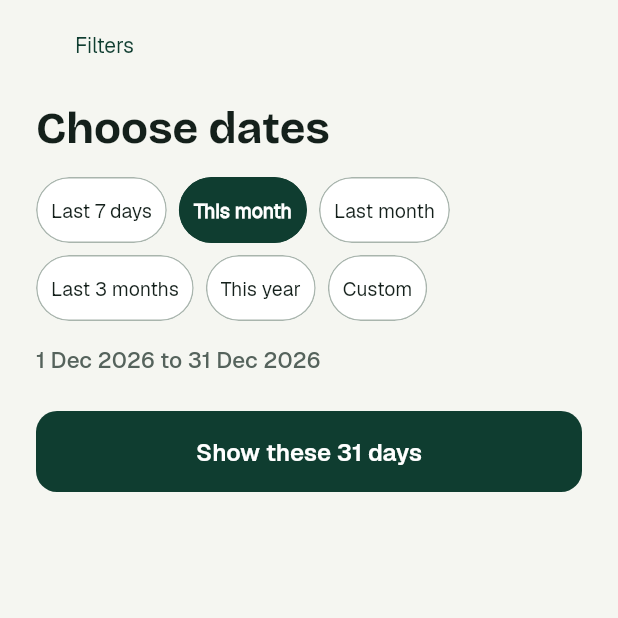
After one commit to AshabaJasper/akatabo, a Flutter app: the ChooseDatesScreen screen opened by its route, on a phone screen of 412 x 824 dp, the top half of it. The commit adds this screen. Run offline on Flutter 3.47's test engine with Material 3 defaults, Android fonts, the phone set to English and light mode, and no system bars; our stand-ins replace clock, drift, drift_flutter, flutter_riverpod, go_router, material_ui and 1 more; missing offline and left inert: path_parsing; accounts and stored records are empty; generated files the repository leaves out were written again.

Commit message:
Phase 5 (fourth pass): Choose dates
Adds Choose dates at /filters/dates: six presets, a custom range on a
month grid, and a button that names the length. Only the choice is held
in memory; a preset's dates are worked out when read, so they follow
today and the month-start setting.

Review fixes: a tap on a longer range now starts a new range, so the
start can move later (the drawn rule could not); saving a setting no
longer resets the choice. One low-score finding is filed in
docs/BUGS.md.

```diff
--- a/app/lib/app/router.dart
+++ b/app/lib/app/router.dart
@@ -8,6 +8,7 @@ import '../features/calendar/calendar_screen.dart';
 import '../features/categories/categories_screen.dart';
 import '../features/categories/category_detail_screen.dart';
 import '../features/fees/fees_screen.dart';
+import '../features/filters/choose_dates_screen.dart';
 import '../features/forecast/forecast_screen.dart';
 import '../features/home/home_screen.dart';
 import '../features/insights/insights_screen.dart';
@@ -123,6 +124,7 @@ GoRouter buildRouter({String initialLocation = Routes.home}) {
         path: '${Routes.settingsCategories}/:id/edit',
         builder: (_, state) => CategoryEditScreen(categoryId: state.pathParameters['id']!),
       ),
+      GoRoute(path: Routes.chooseDates, builder: (_, _) => const ChooseDatesScreen()),
       GoRoute(
         path: '/transactions/:id',
         parentNavigatorKey: rootKey,
--- a/app/lib/app/routes.dart
+++ b/app/lib/app/routes.dart
@@ -11,6 +11,9 @@ abstract final class Routes {
   static const settingsHome = '/settings/home';
   static const settingsAccountNew = '/settings/accounts/new';
   static const settingsCategories = '/settings/categories';
+
+  /// Choose dates, reached from Filters.
+  static const chooseDates = '/filters/dates';
 
   /// Renaming one category.
   static String categoryEdit(String id) => '$settingsCategories/$id/edit';
--- /dev/null
+++ b/app/lib/domain/date_choice.dart
@@ -0,0 +1,47 @@
+/// The date choices on Filters: the presets and the custom range. No Flutter imports.
+library;
+
+import '../core/time/period.dart';
+
+enum DatePreset { last7Days, thisMonth, lastMonth, last3Months, thisYear, custom }
+
+/// The period a preset covers, counted back from [today]. [DatePreset.custom] has no rule of
+/// its own: the person picks its days, so it throws here.
+Period presetPeriod(DatePreset preset, DateTime today, PeriodCalculator calc) {
+  final thisMonth = calc.month(today);
+  return switch (preset) {
+    // Today and the six days before it: seven days in all.
+    DatePreset.last7Days => Period(addDays(today, -6), addDays(today, 1), PeriodKind.custom),
+    DatePreset.thisMonth => thisMonth,
+    DatePreset.lastMonth => calc.previous(thisMonth),
+    // The month two back, through the end of this month.
+    DatePreset.last3Months => Period(
+      calc.previous(calc.previous(thisMonth)).start,
+      thisMonth.end,
+      PeriodKind.custom,
+    ),
+    DatePreset.thisYear => calc.year(today),
+    DatePreset.custom => throw ArgumentError('A custom range is picked by the person'),
+  };
+}
+
+/// Whole days in an inclusive range from [first] to [last], as the screen counts them.
+int inclusiveDays(DateTime first, DateTime last) => daysBetween(first, last) + 1;
+
+/// The first and last day of a custom range after a tap on [day], both inclusive.
+///
+/// A range of more than one day is replaced: the tap starts a new one-day range there.
+/// On a one-day range, a tap before it moves the start and any other tap moves the end. So
+/// any range can be reached in two taps, and the end never falls before the start.
+///
+/// The drawn rule ("a tap before the start moves the start, any later tap moves the end")
+/// could never move the start later, so 10 to 15 November could not be picked from 1 to 30
+/// November.
+({DateTime first, DateTime last}) pickDay(DateTime first, DateTime last, DateTime day) {
+  final d = dateOnly(day);
+  final f = dateOnly(first);
+  final l = dateOnly(last);
+  if (f != l) return (first: d, last: d);
+  if (d.isBefore(f)) return (first: d, last: l);
+  return (first: f, last: d);
+}
--- /dev/null
+++ b/app/lib/features/filters/choose_dates_screen.dart
@@ -0,0 +1,314 @@
+import 'package:flutter_riverpod/flutter_riverpod.dart';
+import 'package:intl/intl.dart';
+import 'package:material_ui/material_ui.dart';
+
+import '../../app/close_screen.dart';
+import '../../core/icons/ak_icon.dart';
+import '../../core/theme/ak_theme.dart';
+import '../../core/time/clock_provider.dart';
+import '../../core/time/period.dart';
+import '../../data/providers.dart';
+import '../../domain/date_choice.dart';
+import '../../widgets/ak_controls.dart';
+import '../../widgets/ak_surfaces.dart';
+import 'date_choice_providers.dart';
+
+String _label(DatePreset p) => switch (p) {
+  DatePreset.last7Days => 'Last 7 days',
+  DatePreset.thisMonth => 'This month',
+  DatePreset.lastMonth => 'Last month',
+  DatePreset.last3Months => 'Last 3 months',
+  DatePreset.thisYear => 'This year',
+  DatePreset.custom => 'Custom',
+};
+
+final _shortDate = DateFormat('d MMM yyyy');
+final _spokenDay = DateFormat('EEEE d MMMM yyyy');
+
+/// Choose dates: a preset, or a custom range picked on a month grid. The choice is applied
+/// with the button at the foot, and then held by [dateChoiceProvider].
+class ChooseDatesScreen extends ConsumerStatefulWidget {
+  const ChooseDatesScreen({super.key});
+
+  @override
+  ConsumerState<ChooseDatesScreen> createState() => _ChooseDatesScreenState();
+}
+
+class _ChooseDatesScreenState extends ConsumerState<ChooseDatesScreen> {
+  late DatePreset _preset;
+  late DateTime _first;
+  late DateTime _last;
+  late DateTime _month;
+
+  @override
+  void initState() {
+    super.initState();
+    final period = ref.read(chosenPeriodProvider);
+    _preset = ref.read(dateChoiceProvider).preset;
+    _first = period.start;
+    _last = period.lastDate;
+    _month = DateTime(_last.year, _last.month);
+  }
+
+  void _choose(DatePreset p) {
+    setState(() {
+      _preset = p;
+      if (p == DatePreset.custom) return;
+      final period = presetPeriod(p, ref.read(appNowProvider), ref.read(periodCalculatorProvider));
+      _first = period.start;
+      _last = period.lastDate;
+      _month = DateTime(_last.year, _last.month);
+    });
+  }
+
+  void _tapDay(DateTime day) {
+    final picked = pickDay(_first, _last, day);
+    setState(() {
+      _preset = DatePreset.custom;
+      _first = picked.first;
+      _last = picked.last;
+    });
+  }
+
+  Future<void> _apply() async {
+    final notifier = ref.read(dateChoiceProvider.notifier);
+    if (_preset == DatePreset.custom) {
+      notifier.chooseCustom(_first, _last);
+    } else {
+      notifier.choosePreset(_preset);
+    }
+    await closeScreen(context);
+  }
+
+  @override
+  Widget build(BuildContext context) {
+    final c = context.colors;
+    final t = context.type;
+    final calc = ref.watch(periodCalculatorProvider);
+    final today = ref.watch(appNowProvider);
+    final isCustom = _preset == DatePreset.custom;
+    final days = isCustom
+        ? inclusiveDays(_first, _last)
+        : presetPeriod(_preset, today, calc).lengthInDays;
+
+    return Scaffold(
+      body: SafeArea(
+        child: ListView(
+          padding: const EdgeInsets.fromLTRB(AkSpace.s6, AkSpace.s2, AkSpace.s6, AkSpace.s6),
+          children: [
+            AkBackLink('Filters', onTap: () => closeScreen(context)),
+            const SizedBox(height: AkSpace.s4),
+            Semantics(header: true, child: Text('Choose dates', style: t.displayLg)),
+            const SizedBox(height: AkSpace.s4),
+            Wrap(
+              spacing: AkSpace.s2,
+              runSpacing: AkSpace.s2,
+              children: [
+                for (final p in DatePreset.values)
+                  AkChip(label: _label(p), selected: p == _preset, onTap: () => _choose(p)),
+              ],
+            ),
+            const SizedBox(height: AkSpace.s4),
+            if (isCustom) ...[
+              Text('From ${_shortDate.format(_first)}', style: t.bodyMd),
+              Text('To ${_shortDate.format(_last)}', style: t.bodyMd),
+              const SizedBox(height: AkSpace.s4),
+              _MonthGrid(
+                month: _month,
+                first: _first,
+                last: _last,
+                weekStartsOn: calc.weekStartsOn,
+                onPrevious: () => setState(() => _month = DateTime(_month.year, _month.month - 1)),
+                onNext: () => setState(() => _month = DateTime(_month.year, _month.month + 1)),
+                onTapDay: _tapDay,
+              ),
+              const SizedBox(height: AkSpace.s3),
+              Text(
+                'Tap the first day, then the last day. A third tap starts again.',
+                style: t.bodySm.copyWith(color: c.inkMuted),
+              ),
+            ] else
+              Text(
+                '${_shortDate.format(_first)} to ${_shortDate.format(_last)}',
+                style: t.bodyMd.copyWith(color: c.inkMuted),
+              ),
+            const SizedBox(height: AkSpace.s6),
+            AkPrimaryButton(
+              label: days == 1 ? 'Show this day' : 'Show these $days days',
+              onPressed: _apply,
+            ),
+          ],
+        ),
+      ),
+    );
+  }
+}
+
+/// One month as a grid of days, weeks starting on the person's chosen day. Days in the range
+/// are tinted; the two ends are darkest.
+class _MonthGrid extends StatelessWidget {
+  const _MonthGrid({
+    required this.month,
+    required this.first,
+    required this.last,
+    required this.weekStartsOn,
+    required this.onPrevious,
+    required this.onNext,
+    required this.onTapDay,
+  });
+
+  final DateTime month;
+  final DateTime first;
+  final DateTime last;
+  final int weekStartsOn;
+  final VoidCallback onPrevious;
+  final VoidCallback onNext;
+  final ValueChanged<DateTime> onTapDay;
+
+  @override
+  Widget build(BuildContext context) {
+    final c = context.colors;
+    final t = context.type;
+    final lead = (DateTime(month.year, month.month).weekday - weekStartsOn) % 7;
+    final count = daysInMonth(month.year, month.month);
+    final cells = <Widget>[
+      for (var i = 0; i < lead; i++) const SizedBox.shrink(),
+      for (var d = 1; d <= count; d++)
+        _DayCell(
+          day: DateTime(month.year, month.month, d),
+          first: first,
+          last: last,
+          onTap: onTapDay,
+        ),
+    ];
+    while (cells.length % 7 != 0) {
+      cells.add(const SizedBox.shrink());
+    }
+
+    return Column(
+      crossAxisAlignment: CrossAxisAlignment.stretch,
+      children: [
+        Row(
+          children: [
+            _StepButton(
+              icon: AkIcons.chevron,
+              label: 'Previous month',
+              onTap: onPrevious,
+              back: true,
+            ),
+            Expanded(
+              child: Center(
+                child: Text(DateFormat('MMMM yyyy').format(month), style: t.bodyStrong),
+              ),
+            ),
+            _StepButton(icon: AkIcons.chevron, label: 'Next month', onTap: onNext),
+          ],
+        ),
+        const SizedBox(height: AkSpace.s2),
+        ExcludeSemantics(
+          child: Row(
+            children: [
+              for (var i = 0; i < 7; i++)
+                Expanded(
+                  child: Text(
+                    // 1 November 2026 is a Sunday; this names each weekday from the chosen start.
+                    DateFormat('EEEEE').format(DateTime(2026, 11, 1 + (weekStartsOn + i) % 7)),
+                    textAlign: TextAlign.center,
+                    style: t.captionStrong.copyWith(color: c.inkMuted),
+                  ),
+                ),
+            ],
+          ),
+        ),
+        for (var r = 0; r < cells.length; r += 7)
+          Row(
+            children: [
+              for (var i = 0; i < 7; i++)
+                Expanded(
+                  child: SizedBox(height: AkSize.target, child: cells[r + i]),
+                ),
+            ],
+          ),
+      ],
+    );
+  }
+}
+
+class _DayCell extends StatelessWidget {
+  const _DayCell({required this.day, required this.first, required this.last, required this.onTap});
+
+  final DateTime day;
+  final DateTime first;
+  final DateTime last;
+  final ValueChanged<DateTime> onTap;
+
+  @override
+  Widget build(BuildContext context) {
+    final c = context.colors;
+    final t = context.type;
+    final d = dateOnly(day);
+    final isEnd = d == first || d == last;
+    final inRange = !d.isBefore(first) && !d.isAfter(last);
+    final radius = BorderRadius.circular(context.metrics.md);
+
+    return Semantics(
+      button: true,
+      selected: inRange,
+      label: _spokenDay.format(d),
+      container: true,
+      excludeSemantics: true,
+      onTap: () => onTap(d),
+      child: InkResponse(
+        onTap: () => onTap(d),
+        radius: AkSize.target / 2,
+        child: DecoratedBox(
+          decoration: BoxDecoration(
+            color: isEnd ? c.brand : (inRange ? c.rangeBand : null),
+            borderRadius: radius,
+          ),
+          child: Center(
+            child: FittedBox(
+              fit: BoxFit.scaleDown,
+              child: Text('${d.day}', style: t.bodyMd.copyWith(color: isEnd ? c.onBrand : c.ink)),
+            ),
+          ),
+        ),
+      ),
+    );
+  }
+}
+
+class _StepButton extends StatelessWidget {
+  const _StepButton({
+    required this.icon,
+    required this.label,
+    required this.onTap,
+    this.back = false,
+  });
+
+  final AkIcons icon;
+  final String label;
+  final VoidCallback onTap;
+  final bool back;
+
+  @override
+  Widget build(BuildContext context) {
+    final c = context.colors;
+    final glyph = AkIcon(icon, color: c.ink, size: AkSize.iconSm);
+    return Semantics(
+      button: true,
+      label: label,
+      container: true,
+      excludeSemantics: true,
+      onTap: onTap,
+      child: InkResponse(
+        onTap: onTap,
+        radius: AkSize.target / 2,
+        child: SizedBox.square(
+          dimension: AkSize.target,
+          child: Center(child: back ? RotatedBox(quarterTurns: 2, child: glyph) : glyph),
+        ),
+      ),
+    );
+  }
+}
--- /dev/null
+++ b/app/lib/features/filters/date_choice_providers.dart
@@ -0,0 +1,62 @@
+import 'package:flutter_riverpod/flutter_riverpod.dart';
+
+import '../../core/time/clock_provider.dart';
+import '../../core/time/period.dart';
+import '../../data/providers.dart';
+import '../../domain/date_choice.dart';
+
+/// What the person chose on Choose dates: a preset, or a custom first and last day.
+///
+/// Only the choice is held, never the dates a preset gives, so "Last 7 days" moves on at
+/// midnight and a change to "Month starts on" redraws "This month". Held in memory: it
+/// resets to This month when the app opens, and is not saved.
+class DateChoice {
+  const DateChoice(this.preset) : first = null, last = null;
+  DateChoice.custom(DateTime first, DateTime last)
+    : preset = DatePreset.custom,
+      first = dateOnly(first),
+      last = dateOnly(last);
+
+  final DatePreset preset;
+
+  /// The custom range's first and last day, both included. Null for a preset.
+  final DateTime? first;
+  final DateTime? last;
+}
+
+class DateChoiceNotifier extends Notifier<DateChoice> {
+  // Watches nothing, so a settings save or midnight never resets the choice.
+  @override
+  DateChoice build() => const DateChoice(DatePreset.thisMonth);
+
+  /// Chooses a preset; its dates are worked out when read, from today.
+  void choosePreset(DatePreset preset) {
+    if (preset == DatePreset.custom) {
+      throw ArgumentError('Choose a custom range with chooseCustom');
+    }
+    state = DateChoice(preset);
+  }
+
+  /// Chooses the custom range from [first] to [last], both days included.
+  void chooseCustom(DateTime first, DateTime last) {
+    if (dateOnly(last).isBefore(dateOnly(first))) {
+      throw ArgumentError('A range must end on or after its first day: $first to $last');
+    }
+    state = DateChoice.custom(first, last);
+  }
+}
+
+final dateChoiceProvider = NotifierProvider<DateChoiceNotifier, DateChoice>(DateChoiceNotifier.new);
+
+/// The days the current choice covers, worked out from today and the period settings.
+final chosenPeriodProvider = Provider<Period>((ref) {
+  final choice = ref.watch(dateChoiceProvider);
+  if (choice.preset == DatePreset.custom) {
+    return Period(choice.first!, addDays(choice.last!, 1), PeriodKind.custom);
+  }
+  return presetPeriod(
+    choice.preset,
+    ref.watch(appNowProvider),
+    ref.watch(periodCalculatorProvider),
+  );
+});
```
Also changed, not shown: 5 other files.
